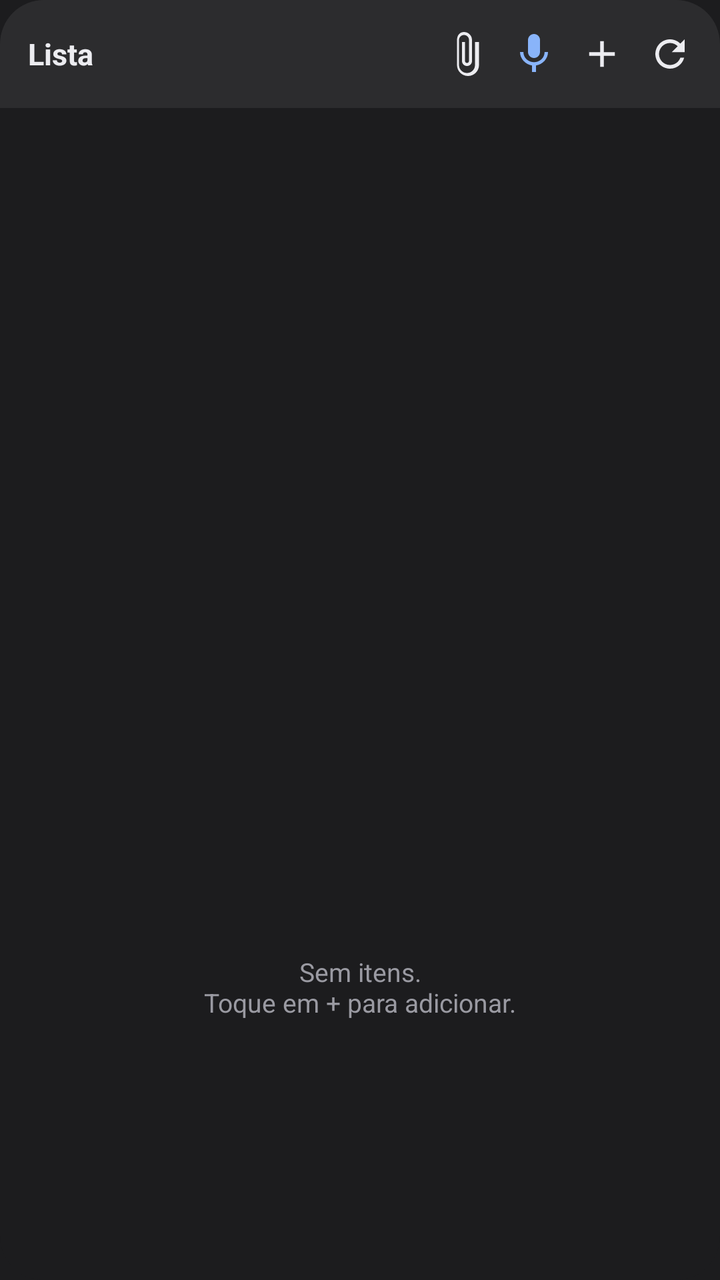
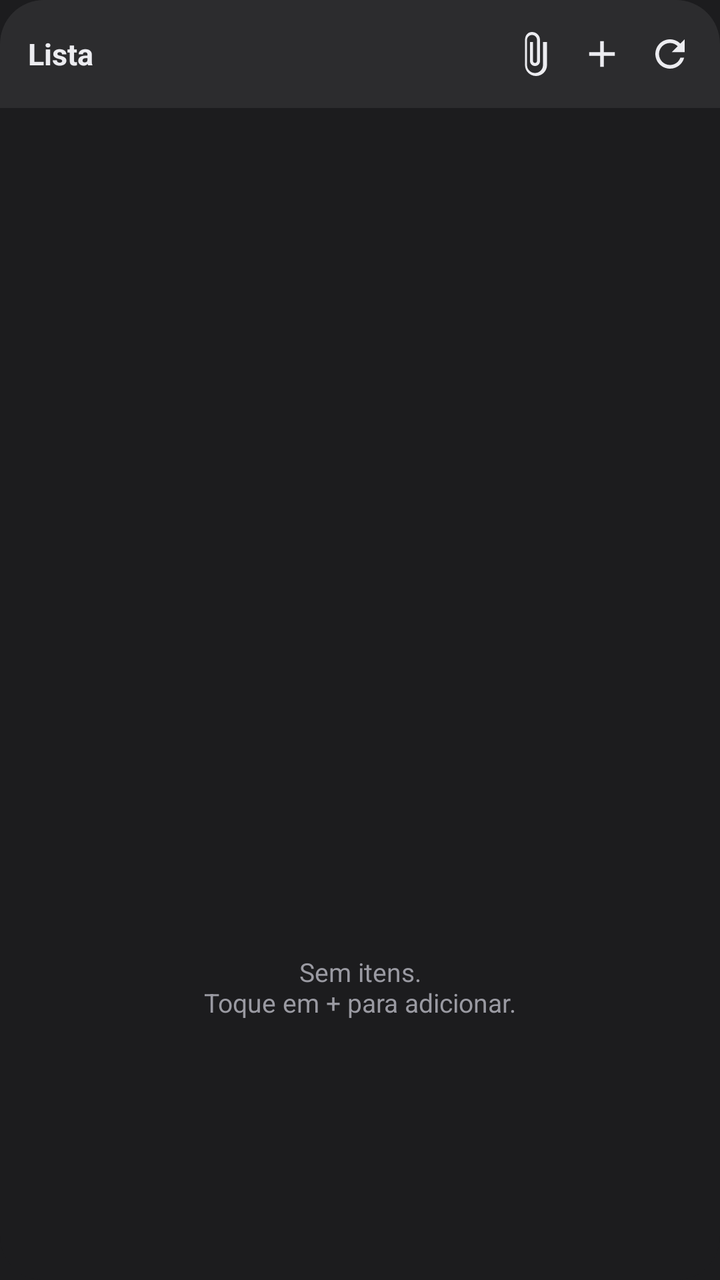

Before-and-after screenshots of an Android layout around one commit, followed by the original layout XML and the change that was made.
<!-- AndroidManifest.xml: application theme Theme.CardTarefas -->
<!-- res/layout/widget_list.xml -->
<?xml version="1.0" encoding="utf-8"?>
<LinearLayout xmlns:android="http://schemas.android.com/apk/res/android"
    android:layout_width="match_parent"
    android:layout_height="match_parent"
    android:orientation="vertical"
    android:background="@drawable/widget_bg">

    <LinearLayout
        android:layout_width="match_parent"
        android:layout_height="wrap_content"
        android:orientation="horizontal"
        android:gravity="center_vertical"
        android:background="@drawable/widget_header_bg"
        android:paddingStart="14dp"
        android:paddingEnd="8dp"
        android:paddingTop="10dp"
        android:paddingBottom="10dp">

        <TextView
            android:id="@+id/widget_titulo"
            android:layout_width="0dp"
            android:layout_height="wrap_content"
            android:layout_weight="1"
            android:text="Lista"
            android:textColor="@color/txt"
            android:textStyle="bold"
            android:textSize="15sp"
            android:maxLines="1"
            android:ellipsize="end" />

        <ImageView
            android:id="@+id/widget_transito"
            android:layout_width="34dp"
            android:layout_height="34dp"
            android:padding="6dp"
            android:src="@drawable/ic_transito"
            android:contentDescription="Itens em transito"
            android:visibility="gone" />

        <ImageView
            android:id="@+id/widget_ia"
            android:layout_width="34dp"
            android:layout_height="34dp"
            android:padding="5dp"
            android:src="@drawable/ic_clip"
            android:contentDescription="Importar com IA" />

        <ImageView
            android:id="@+id/widget_mic"
            android:layout_width="34dp"
            android:layout_height="34dp"
            android:padding="5dp"
            android:src="@drawable/ic_mic"
            android:contentDescription="Ditar por voz" />

        <ImageView
            android:id="@+id/widget_add"
            android:layout_width="34dp"
            android:layout_height="34dp"
            android:padding="6dp"
            android:src="@drawable/ic_add"
            android:contentDescription="Adicionar" />

        <ImageView
            android:id="@+id/widget_refresh"
            android:layout_width="34dp"
            android:layout_height="34dp"
            android:padding="6dp"
            android:src="@drawable/ic_refresh"
            android:contentDescription="Atualizar" />
    </LinearLayout>

    <ListView
        android:id="@+id/widget_lista"
        android:layout_width="match_parent"
        android:layout_height="0dp"
        android:layout_weight="1"
        android:divider="@null"
        android:dividerHeight="0dp"
        android:paddingStart="8dp"
        android:paddingEnd="8dp"
        android:paddingTop="6dp"
        android:paddingBottom="6dp" />

    <TextView
        android:id="@+id/widget_vazio"
        android:layout_width="match_parent"
        android:layout_height="0dp"
        android:layout_weight="1"
        android:gravity="center"
        android:padding="16dp"
        android:text="Sem itens.\nToque em + para adicionar."
        android:textColor="@color/dim"
        android:textSize="13sp" />
</LinearLayout>
<!-- resources referenced by this layout -->
<resources>
  <color name="dim">#9A9AA2</color>
  <color name="txt">#ECECF0</color>
  <!-- drawable ic_add (drawable) -->
  <vector xmlns:android="http://schemas.android.com/apk/res/android"
      android:width="24dp" android:height="24dp"
      android:viewportWidth="24" android:viewportHeight="24"
      android:tint="@color/txt">
      <path android:fillColor="#FFFFFF"
          android:pathData="M19,13h-6v6h-2v-6H5v-2h6V5h2v6h6v2z"/>
  </vector>
  <!-- drawable ic_clip (drawable) -->
  <vector xmlns:android="http://schemas.android.com/apk/res/android"
      android:width="24dp" android:height="24dp"
      android:viewportWidth="24" android:viewportHeight="24"
      android:tint="@color/txt">
      <path android:fillColor="#FFFFFF"
          android:pathData="M16.5,6v11.5c0,2.21 -1.79,4 -4,4s-4,-1.79 -4,-4V5c0,-1.38 1.12,-2.5 2.5,-2.5s2.5,1.12 2.5,2.5v10.5c0,0.55 -0.45,1 -1,1s-1,-0.45 -1,-1V6H10v9.5c0,1.38 1.12,2.5 2.5,2.5s2.5,-1.12 2.5,-2.5V5c0,-2.21 -1.79,-4 -4,-4S7.5,2.79 7.5,5v12.5c0,3.04 2.46,5.5 5.5,5.5s5.5,-2.46 5.5,-5.5V6h-1.5z"/>
  </vector>
  <!-- drawable ic_mic (drawable) -->
  <vector xmlns:android="http://schemas.android.com/apk/res/android"
      android:width="24dp" android:height="24dp"
      android:viewportWidth="24" android:viewportHeight="24"
      android:tint="@color/accent">
      <path android:fillColor="#FFFFFF"
          android:pathData="M12,14c1.66,0 2.99,-1.34 2.99,-3L15,5c0,-1.66 -1.34,-3 -3,-3S9,3.34 9,5v6c0,1.66 1.34,3 3,3zM17.3,11c0,3 -2.54,5.1 -5.3,5.1S6.7,14 6.7,11L5,11c0,3.41 2.72,6.23 6,6.72V21h2v-3.28c3.28,-0.48 6,-3.3 6,-6.72h-1.7z"/>
  </vector>
  <!-- drawable ic_refresh (drawable) -->
  <vector xmlns:android="http://schemas.android.com/apk/res/android"
      android:width="24dp" android:height="24dp"
      android:viewportWidth="24" android:viewportHeight="24"
      android:tint="@color/txt">
      <path android:fillColor="#FFFFFF"
          android:pathData="M17.65,6.35C16.2,4.9 14.21,4 12,4c-4.42,0 -7.99,3.58 -7.99,8s3.57,8 7.99,8c3.73,0 6.84,-2.55 7.73,-6h-2.08c-0.82,2.33 -3.04,4 -5.65,4 -3.31,0 -6,-2.69 -6,-6s2.69,-6 6,-6c1.66,0 3.14,0.69 4.22,1.78L13,11h7V4l-2.35,2.35z"/>
  </vector>
  <!-- drawable ic_transito (drawable) -->
  <vector xmlns:android="http://schemas.android.com/apk/res/android"
      android:width="24dp" android:height="24dp"
      android:viewportWidth="24" android:viewportHeight="24"
      android:tint="@color/accent">
      <path android:fillColor="#FFFFFF"
          android:pathData="M6,2v6h0.01L6,8.01 10,12l-4,4 0.01,0.01H6V22h12v-5.99h-0.01L18,16l-4,-4 4,-3.99 -0.01,-0.01H18V2H6zM16,16.5V20H8v-3.5l4,-4 4,4zM12,11.5l-4,-4V4h8v3.5l-4,4z"/>
  </vector>
  <!-- drawable widget_bg (drawable) -->
  <shape xmlns:android="http://schemas.android.com/apk/res/android" android:shape="rectangle">
      <solid android:color="@color/bg"/>
      <corners android:radius="22dp"/>
  </shape>
  <!-- drawable widget_header_bg (drawable) -->
  <shape xmlns:android="http://schemas.android.com/apk/res/android" android:shape="rectangle">
      <solid android:color="@color/bg_bar"/>
      <corners android:topLeftRadius="22dp" android:topRightRadius="22dp"/>
  </shape>
  <style name="Theme.CardTarefas" parent="Theme.AppCompat.NoActionBar">
          <item name="colorPrimary">@color/accent</item>
          <item name="colorPrimaryDark">@color/bg_bar</item>
          <item name="colorAccent">@color/accent</item>
          <item name="android:windowBackground">@color/bg</item>
          <item name="android:statusBarColor">@color/bg_bar</item>
          <item name="android:navigationBarColor">@color/bg</item>
          <item name="android:textColorPrimary">@color/txt</item>
          <item name="android:textColorHint">@color/dim</item>
      </style>
  <color name="accent">#89B4FA</color>
  <color name="bg">#1C1C1E</color>
  <color name="bg_bar">#2C2C2E</color>
</resources>

<!-- the commit's change to res/layout/widget_list.xml (unified diff, before → after) -->
@@ -45,13 +45,6 @@
             android:src="@drawable/ic_clip"
             android:contentDescription="Importar com IA" />
 
-        <ImageView
-            android:id="@+id/widget_mic"
-            android:layout_width="34dp"
-            android:layout_height="34dp"
-            android:padding="5dp"
-            android:src="@drawable/ic_mic"
-            android:contentDescription="Ditar por voz" />
 
         <ImageView
             android:id="@+id/widget_add"
<!-- resource entries referenced after the edit -->
@@ -17,14 +17,6 @@
       android:tint="@color/txt">
       <path android:fillColor="#FFFFFF"
           android:pathData="M16.5,6v11.5c0,2.21 -1.79,4 -4,4s-4,-1.79 -4,-4V5c0,-1.38 1.12,-2.5 2.5,-2.5s2.5,1.12 2.5,2.5v10.5c0,0.55 -0.45,1 -1,1s-1,-0.45 -1,-1V6H10v9.5c0,1.38 1.12,2.5 2.5,2.5s2.5,-1.12 2.5,-2.5V5c0,-2.21 -1.79,-4 -4,-4S7.5,2.79 7.5,5v12.5c0,3.04 2.46,5.5 5.5,5.5s5.5,-2.46 5.5,-5.5V6h-1.5z"/>
-  </vector>
-  <!-- drawable ic_mic (drawable) -->
-  <vector xmlns:android="http://schemas.android.com/apk/res/android"
-      android:width="24dp" android:height="24dp"
-      android:viewportWidth="24" android:viewportHeight="24"
-      android:tint="@color/accent">
-      <path android:fillColor="#FFFFFF"
-          android:pathData="M12,14c1.66,0 2.99,-1.34 2.99,-3L15,5c0,-1.66 -1.34,-3 -3,-3S9,3.34 9,5v6c0,1.66 1.34,3 3,3zM17.3,11c0,3 -2.54,5.1 -5.3,5.1S6.7,14 6.7,11L5,11c0,3.41 2.72,6.23 6,6.72V21h2v-3.28c3.28,-0.48 6,-3.3 6,-6.72h-1.7z"/>
   </vector>
   <!-- drawable ic_refresh (drawable) -->
   <vector xmlns:android="http://schemas.android.com/apk/res/android"
